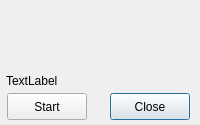
IfremerUnderwater/3DMetrics, file 3DMetrics/toollinedialog.ui: the form before one commit.
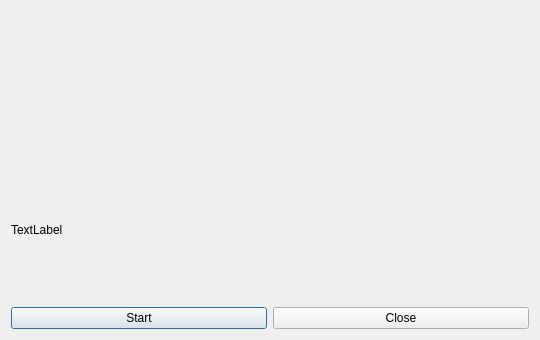
The form after the commit. Icons and pictures are not drawn. Custom widgets are drawn as their Qt base class.

```diff
--- a/3DMetrics/toollinedialog.ui
+++ b/3DMetrics/toollinedialog.ui
@@ -6,51 +6,34 @@
    <rect>
     <x>0</x>
     <y>0</y>
-    <width>200</width>
-    <height>125</height>
+    <width>540</width>
+    <height>340</height>
    </rect>
   </property>
   <property name="windowTitle">
    <string>Line Tool</string>
   </property>
+  <layout class="QHBoxLayout" name="horizontalLayout_2">
+   <item>
+    <layout class="QVBoxLayout" name="verticalLayout">
+     <item>
   <widget class="AttribLineWidget" name="linewidget" native="true">
-   <property name="geometry">
-    <rect>
-     <x>8</x>
-     <y>9</y>
-     <width>181</width>
-     <height>61</height>
-    </rect>
-   </property>
    <property name="toolTip">
     <string>Double clic to start tool</string>
    </property>
   </widget>
-  <widget class="QPushButton" name="close_btn">
-   <property name="geometry">
-    <rect>
-     <x>110</x>
-     <y>93</y>
-     <width>80</width>
-     <height>27</height>
-    </rect>
-   </property>
-   <property name="toolTip">
-    <string>Close dialog</string>
-   </property>
+     </item>
+     <item>
+      <widget class="QLabel" name="msg_label">
    <property name="text">
-    <string>Close</string>
-   </property>
-  </widget>
+        <string>TextLabel</string>
+       </property>
+      </widget>
+     </item>
+     <item>
+      <layout class="QHBoxLayout" name="horizontalLayout">
+       <item>
   <widget class="QPushButton" name="start_btn">
-   <property name="geometry">
-    <rect>
-     <x>7</x>
-     <y>93</y>
-     <width>80</width>
-     <height>27</height>
-    </rect>
-   </property>
    <property name="toolTip">
     <string>Start tool</string>
    </property>
@@ -62,19 +45,22 @@
      <normaloff>ressources/icon_point.png</normaloff>ressources/icon_point.png</iconset>
    </property>
   </widget>
-  <widget class="QLabel" name="msg_label">
-   <property name="geometry">
-    <rect>
-     <x>6</x>
-     <y>72</y>
-     <width>181</width>
-     <height>17</height>
-    </rect>
+       </item>
+       <item>
+        <widget class="QPushButton" name="close_btn">
+         <property name="toolTip">
+          <string>Close dialog</string>
    </property>
    <property name="text">
-    <string>TextLabel</string>
-   </property>
-  </widget>
+          <string>Close</string>
+         </property>
+        </widget>
+       </item>
+      </layout>
+     </item>
+    </layout>
+   </item>
+  </layout>
  </widget>
  <customwidgets>
   <customwidget>
```
Lines whose indentation alone changed are shown as unchanged.
